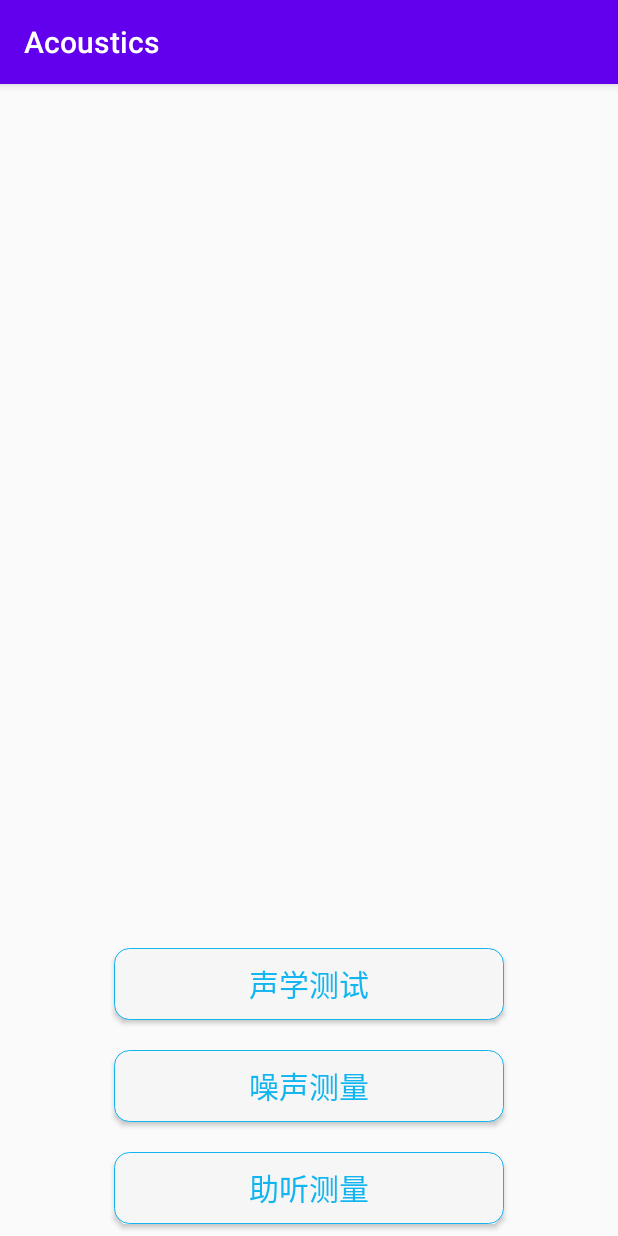
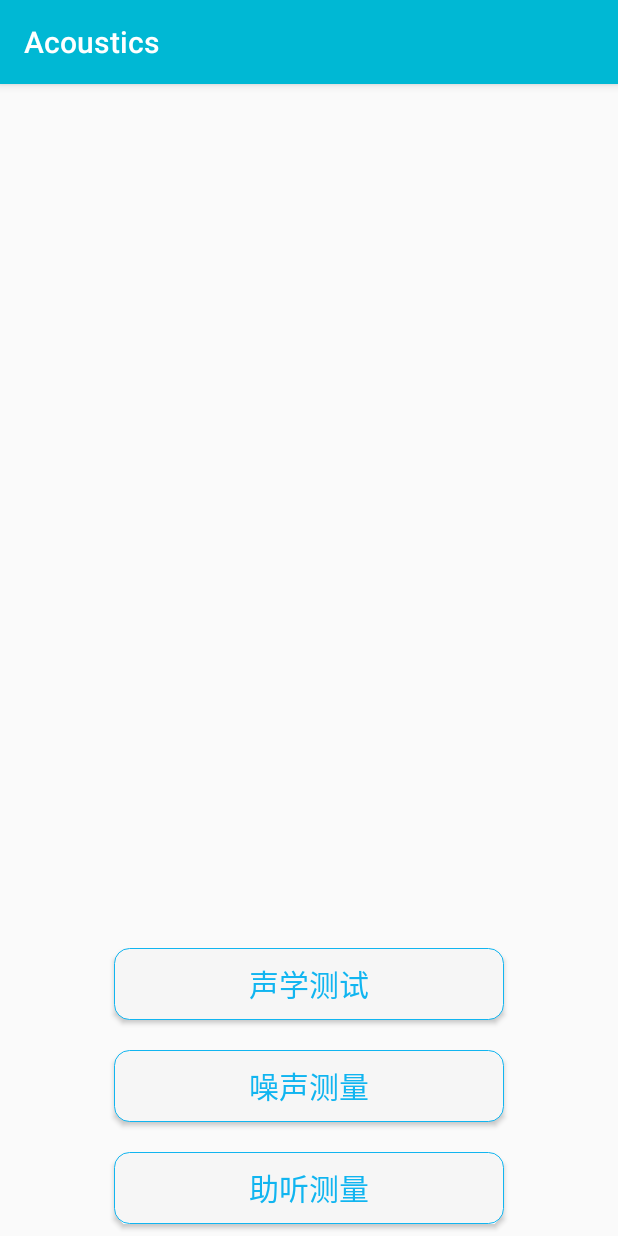
Before and after one commit to 201836701295/new16SoftWare, an Android app: the screen it shows after launch (MainActivity), on a phone screen of 412 x 824 dp. Run offline under Robolectric (Android 15) with nearby library versions, the phone set to English and light mode, and no system bars; our stand-ins replace data binding.

```diff
--- a/app/src/main/res/values/styles.xml
+++ b/app/src/main/res/values/styles.xml
@@ -2,8 +2,8 @@
     <!-- Base application theme. -->
     <style name="AppTheme" parent="Theme.AppCompat.Light.DarkActionBar">
         <!-- Customize your theme here. -->
-        <item name="colorPrimary">@color/colorPrimary</item>
-        <item name="colorPrimaryDark">@color/colorPrimaryDark</item>
+        <item name="colorPrimary">#00B8D4</item>
+        <item name="colorPrimaryDark">#AEEA00</item>
         <item name="colorAccent">@color/colorAccent</item>
     </style>
 
```
